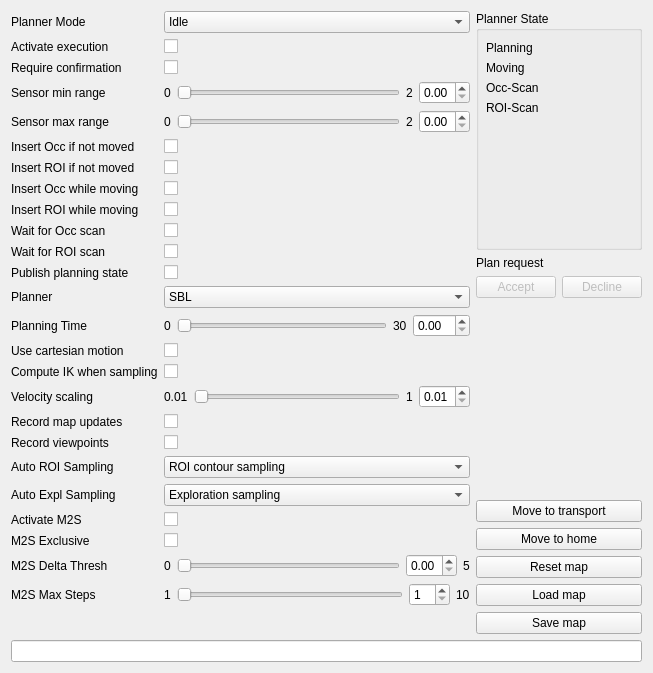
First picture: the form in src/rqt_roi_viewpoint_planner/roi_viewpoint_planner_rqt_plugin.ui, repository Eruvae/rqt_roi_viewpoint_planner, before the edit.
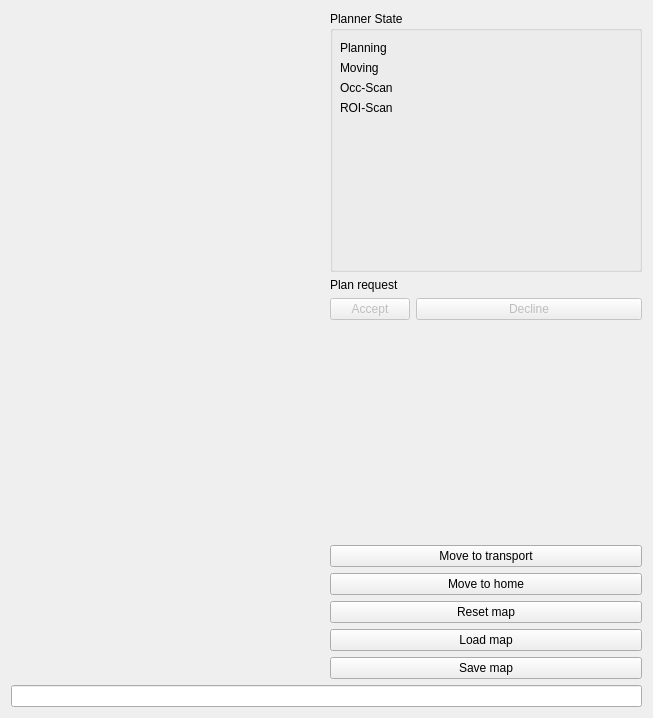
Second picture: the form after the edit. Custom widgets are drawn as their Qt base class.

Commit message: Configuration part of GUI generated from dynamic reconfigure type

Diff of the .ui file:
```diff
--- a/src/rqt_roi_viewpoint_planner/roi_viewpoint_planner_rqt_plugin.ui
+++ b/src/rqt_roi_viewpoint_planner/roi_viewpoint_planner_rqt_plugin.ui
@@ -7,7 +7,7 @@
     <x>0</x>
     <y>0</y>
     <width>653</width>
-    <height>673</height>
+    <height>718</height>
    </rect>
   </property>
   <property name="windowTitle">
@@ -74,607 +74,7 @@
     </widget>
    </item>
    <item row="0" column="0" rowspan="7">
-    <layout class="QFormLayout" name="configLayout">
-     <item row="0" column="0">
-      <widget class="QLabel" name="modeLabel">
-       <property name="text">
-        <string>Planner Mode</string>
-       </property>
-      </widget>
-     </item>
-     <item row="0" column="1">
-      <widget class="QComboBox" name="modeComboBox">
-       <item>
-        <property name="text">
-         <string>Idle</string>
-        </property>
-       </item>
-       <item>
-        <property name="text">
-         <string>Map only</string>
-        </property>
-       </item>
-       <item>
-        <property name="text">
-         <string>Automatic</string>
-        </property>
-       </item>
-       <item>
-        <property name="text">
-         <string>ROI contour sampling</string>
-        </property>
-       </item>
-       <item>
-        <property name="text">
-         <string>ROI adjacent</string>
-        </property>
-       </item>
-       <item>
-        <property name="text">
-         <string>ROI center sampling</string>
-        </property>
-       </item>
-       <item>
-        <property name="text">
-         <string>Exploration sampling</string>
-        </property>
-       </item>
-       <item>
-        <property name="text">
-         <string>Contour sampling</string>
-        </property>
-       </item>
-       <item>
-        <property name="text">
-         <string>Border sampling</string>
-        </property>
-       </item>
-      </widget>
-     </item>
-     <item row="1" column="0">
-      <widget class="QLabel" name="activateExecutionLabel">
-       <property name="text">
-        <string>Activate execution</string>
-       </property>
-      </widget>
-     </item>
-     <item row="1" column="1">
-      <widget class="QCheckBox" name="activateExecutionCheckBox"/>
-     </item>
-     <item row="2" column="0">
-      <widget class="QLabel" name="requireConfirmationLabel">
-       <property name="text">
-        <string>Require confirmation</string>
-       </property>
-      </widget>
-     </item>
-     <item row="2" column="1">
-      <widget class="QCheckBox" name="requireConfirmationCheckBox"/>
-     </item>
-     <item row="3" column="0">
-      <widget class="QLabel" name="minRangeLabel">
-       <property name="text">
-        <string>Sensor min range</string>
-       </property>
-      </widget>
-     </item>
-     <item row="3" column="1">
-      <layout class="QHBoxLayout" name="minRangeLayout">
-       <item>
-        <widget class="QLabel" name="minRangeMin">
-         <property name="text">
-          <string>0</string>
-         </property>
-        </widget>
-       </item>
-       <item>
-        <widget class="QSlider" name="minRangeSlider">
-         <property name="maximum">
-          <number>100</number>
-         </property>
-         <property name="orientation">
-          <enum>Qt::Horizontal</enum>
-         </property>
-        </widget>
-       </item>
-       <item>
-        <widget class="QLabel" name="minRangeMax">
-         <property name="text">
-          <string>2</string>
-         </property>
-        </widget>
-       </item>
-       <item>
-        <widget class="QDoubleSpinBox" name="minRangeSpinBox">
-         <property name="maximum">
-          <double>2.000000000000000</double>
-         </property>
-         <property name="singleStep">
-          <double>0.100000000000000</double>
-         </property>
-        </widget>
-       </item>
-      </layout>
-     </item>
-     <item row="4" column="0">
-      <widget class="QLabel" name="maxRangeLabel">
-       <property name="text">
-        <string>Sensor max range</string>
-       </property>
-      </widget>
-     </item>
-     <item row="4" column="1">
-      <layout class="QHBoxLayout" name="maxRangeLayout">
-       <item>
-        <widget class="QLabel" name="maxRangeMin">
-         <property name="text">
-          <string>0</string>
-         </property>
-        </widget>
-       </item>
-       <item>
-        <widget class="QSlider" name="maxRangeSlider">
-         <property name="maximum">
-          <number>100</number>
-         </property>
-         <property name="orientation">
-          <enum>Qt::Horizontal</enum>
-         </property>
-        </widget>
-       </item>
-       <item>
-        <widget class="QLabel" name="maxRangeMax">
-         <property name="text">
-          <string>2</string>
-         </property>
-        </widget>
-       </item>
-       <item>
-        <widget class="QDoubleSpinBox" name="maxRangeSpinBox">
-         <property name="maximum">
-          <double>2.000000000000000</double>
-         </property>
-         <property name="singleStep">
-          <double>0.100000000000000</double>
-         </property>
-        </widget>
-       </item>
-      </layout>
-     </item>
-     <item row="5" column="0">
-      <widget class="QLabel" name="insertOccIfNotMovedLabel">
-       <property name="text">
-        <string>Insert Occ if not moved</string>
-       </property>
-      </widget>
-     </item>
-     <item row="5" column="1">
-      <widget class="QCheckBox" name="insertOccIfNotMovedCheckBox"/>
-     </item>
-     <item row="6" column="0">
-      <widget class="QLabel" name="insertRoiIfNotMovedLabel">
-       <property name="text">
-        <string>Insert ROI if not moved</string>
-       </property>
-      </widget>
-     </item>
-     <item row="6" column="1">
-      <widget class="QCheckBox" name="insertRoiIfNotMovedCheckBox"/>
-     </item>
-     <item row="7" column="0">
-      <widget class="QLabel" name="insertOccWhileMovingLabel">
-       <property name="text">
-        <string>Insert Occ while moving</string>
-       </property>
-      </widget>
-     </item>
-     <item row="7" column="1">
-      <widget class="QCheckBox" name="insertOccWhileMovingCheckBox"/>
-     </item>
-     <item row="8" column="0">
-      <widget class="QLabel" name="insertRoiWhileMovingLabel">
-       <property name="text">
-        <string>Insert ROI while moving</string>
-       </property>
-      </widget>
-     </item>
-     <item row="8" column="1">
-      <widget class="QCheckBox" name="insertRoiWhileMovingCheckBox"/>
-     </item>
-     <item row="9" column="0">
-      <widget class="QLabel" name="waitForOccScanLabel">
-       <property name="text">
-        <string>Wait for Occ scan</string>
-       </property>
-      </widget>
-     </item>
-     <item row="9" column="1">
-      <widget class="QCheckBox" name="waitForOccScanCheckBox"/>
-     </item>
-     <item row="10" column="0">
-      <widget class="QLabel" name="waitForRoiScanLabel">
-       <property name="text">
-        <string>Wait for ROI scan</string>
-       </property>
-      </widget>
-     </item>
-     <item row="10" column="1">
-      <widget class="QCheckBox" name="waitForRoiScanCheckBox"/>
-     </item>
-     <item row="11" column="0">
-      <widget class="QLabel" name="publishPlanningStateLabel">
-       <property name="text">
-        <string>Publish planning state</string>
-       </property>
-      </widget>
-     </item>
-     <item row="11" column="1">
-      <widget class="QCheckBox" name="publishPlanningStateCheckBox"/>
-     </item>
-     <item row="12" column="0">
-      <widget class="QLabel" name="plannerLabel">
-       <property name="text">
-        <string>Planner</string>
-       </property>
-      </widget>
-     </item>
-     <item row="12" column="1">
-      <widget class="QComboBox" name="plannerComboBox">
-       <item>
-        <property name="text">
-         <string>SBL</string>
-        </property>
-       </item>
-       <item>
-        <property name="text">
-         <string>EST</string>
-        </property>
-       </item>
-       <item>
-        <property name="text">
-         <string>LBKPIECE</string>
-        </property>
-       </item>
-       <item>
-        <property name="text">
-         <string>BKPIECE</string>
-        </property>
-       </item>
-       <item>
-        <property name="text">
-         <string>KPIECE</string>
-        </property>
-       </item>
-       <item>
-        <property name="text">
-         <string>RTT</string>
-        </property>
-       </item>
-       <item>
-        <property name="text">
-         <string>RRTConnect</string>
-        </property>
-       </item>
-       <item>
-        <property name="text">
-         <string>RRTstar</string>
-        </property>
-       </item>
-       <item>
-        <property name="text">
-         <string>TRRT</string>
-        </property>
-       </item>
-       <item>
-        <property name="text">
-         <string>PRM</string>
-        </property>
-       </item>
-       <item>
-        <property name="text">
-         <string>PRMstar</string>
-        </property>
-       </item>
-      </widget>
-     </item>
-     <item row="13" column="0">
-      <widget class="QLabel" name="planningTimeLabel">
-       <property name="text">
-        <string>Planning Time</string>
-       </property>
-      </widget>
-     </item>
-     <item row="13" column="1">
-      <layout class="QHBoxLayout" name="planningTimeLayout">
-       <item>
-        <widget class="QLabel" name="planningTimeMin">
-         <property name="text">
-          <string>0</string>
-         </property>
-        </widget>
-       </item>
-       <item>
-        <widget class="QSlider" name="planningTimeSlider">
-         <property name="maximum">
-          <number>100</number>
-         </property>
-         <property name="orientation">
-          <enum>Qt::Horizontal</enum>
-         </property>
-        </widget>
-       </item>
-       <item>
-        <widget class="QLabel" name="planningTimeMax">
-         <property name="text">
-          <string>30</string>
-         </property>
-        </widget>
-       </item>
-       <item>
-        <widget class="QDoubleSpinBox" name="planningTimeSpinBox">
-         <property name="maximum">
-          <double>30.000000000000000</double>
-         </property>
-         <property name="singleStep">
-          <double>0.100000000000000</double>
-         </property>
-        </widget>
-       </item>
-      </layout>
-     </item>
-     <item row="14" column="0">
-      <widget class="QLabel" name="useCartesianMotionLabel">
-       <property name="text">
-        <string>Use cartesian motion</string>
-       </property>
-      </widget>
-     </item>
-     <item row="14" column="1">
-      <widget class="QCheckBox" name="useCartesianMotionCheckBox"/>
-     </item>
-     <item row="15" column="0">
-      <widget class="QLabel" name="computeIkWhenSamplingLabel">
-       <property name="text">
-        <string>Compute IK when sampling</string>
-       </property>
-      </widget>
-     </item>
-     <item row="15" column="1">
-      <widget class="QCheckBox" name="computeIkWhenSamplingCheckBox"/>
-     </item>
-     <item row="16" column="0">
-      <widget class="QLabel" name="velocityScalingLabel">
-       <property name="text">
-        <string>Velocity scaling</string>
-       </property>
-      </widget>
-     </item>
-     <item row="16" column="1">
-      <layout class="QHBoxLayout" name="velocityScalingLayout">
-       <item>
-        <widget class="QLabel" name="velocityScalingMin">
-         <property name="text">
-          <string>0.01</string>
-         </property>
-        </widget>
-       </item>
-       <item>
-        <widget class="QSlider" name="velocityScalingSlider">
-         <property name="maximum">
-          <number>100</number>
-         </property>
-         <property name="orientation">
-          <enum>Qt::Horizontal</enum>
-         </property>
-        </widget>
-       </item>
-       <item>
-        <widget class="QLabel" name="velocityScalingMax">
-         <property name="text">
-          <string>1</string>
-         </property>
-        </widget>
-       </item>
-       <item>
-        <widget class="QDoubleSpinBox" name="velocityScalingSpinBox">
-         <property name="minimum">
-          <double>0.010000000000000</double>
-         </property>
-         <property name="maximum">
-          <double>1.000000000000000</double>
-         </property>
-         <property name="singleStep">
-          <double>0.100000000000000</double>
-         </property>
-        </widget>
-       </item>
-      </layout>
-     </item>
-     <item row="17" column="0">
-      <widget class="QLabel" name="recordMapUpdatesLabel">
-       <property name="text">
-        <string>Record map updates</string>
-       </property>
-      </widget>
-     </item>
-     <item row="17" column="1">
-      <widget class="QCheckBox" name="recordMapUpdatesCheckBox">
-       <property name="text">
-        <string/>
-       </property>
-      </widget>
-     </item>
-     <item row="18" column="0">
-      <widget class="QLabel" name="recordViewpointsLabel">
-       <property name="text">
-        <string>Record viewpoints</string>
-       </property>
-      </widget>
-     </item>
-     <item row="18" column="1">
-      <widget class="QCheckBox" name="recordViewpointsCheckBox">
-       <property name="text">
-        <string/>
-       </property>
-      </widget>
-     </item>
-     <item row="19" column="0">
-      <widget class="QLabel" name="autoROISamplingLabel">
-       <property name="text">
-        <string>Auto ROI Sampling</string>
-       </property>
-      </widget>
-     </item>
-     <item row="19" column="1">
-      <widget class="QComboBox" name="autoROISamplingComboBox">
-       <item>
-        <property name="text">
-         <string>ROI contour sampling</string>
-        </property>
-       </item>
-       <item>
-        <property name="text">
-         <string>ROI adjacent</string>
-        </property>
-       </item>
-       <item>
-        <property name="text">
-         <string>ROI center sampling</string>
-        </property>
-       </item>
-      </widget>
-     </item>
-     <item row="20" column="0">
-      <widget class="QLabel" name="autoExplSamplingLabel">
-       <property name="text">
-        <string>Auto Expl Sampling</string>
-       </property>
-      </widget>
-     </item>
-     <item row="20" column="1">
-      <widget class="QComboBox" name="autoExplSamplingComboBox">
-       <item>
-        <property name="text">
-         <string>Exploration sampling</string>
-        </property>
-       </item>
-       <item>
-        <property name="text">
-         <string>Contour sampling</string>
-        </property>
-       </item>
-       <item>
-        <property name="text">
-         <string>Border sampling</string>
-        </property>
-       </item>
-      </widget>
-     </item>
-     <item row="21" column="0">
-      <widget class="QLabel" name="activateM2SLabel">
-       <property name="text">
-        <string>Activate M2S</string>
-       </property>
-      </widget>
-     </item>
-     <item row="21" column="1">
-      <widget class="QCheckBox" name="activateM2SCheckBox"/>
-     </item>
-     <item row="22" column="0">
-      <widget class="QLabel" name="m2SExclusiveLabel">
-       <property name="text">
-        <string>M2S Exclusive</string>
-       </property>
-      </widget>
-     </item>
-     <item row="22" column="1">
-      <widget class="QCheckBox" name="m2SExclusiveCheckBox"/>
-     </item>
-     <item row="23" column="0">
-      <widget class="QLabel" name="m2SDeltaThreshLabel">
-       <property name="text">
-        <string>M2S Delta Thresh</string>
-       </property>
-      </widget>
-     </item>
-     <item row="23" column="1">
-      <layout class="QHBoxLayout" name="m2sDeltaThreshLayout">
-       <item>
-        <widget class="QLabel" name="m2sDeltaThreshMin">
-         <property name="text">
-          <string>0</string>
-         </property>
-        </widget>
-       </item>
-       <item>
-        <widget class="QSlider" name="m2sDeltaThreshSlider">
-         <property name="orientation">
-          <enum>Qt::Horizontal</enum>
-         </property>
-        </widget>
-       </item>
-       <item>
-        <widget class="QDoubleSpinBox" name="m2sDeltaThreshSpinBox">
-         <property name="maximum">
-          <double>5.000000000000000</double>
-         </property>
-         <property name="singleStep">
-          <double>0.100000000000000</double>
-         </property>
-        </widget>
-       </item>
-       <item>
-        <widget class="QLabel" name="m2sDeltaThreshMax">
-         <property name="text">
-          <string>5</string>
-         </property>
-        </widget>
-       </item>
-      </layout>
-     </item>
-     <item row="24" column="0">
-      <widget class="QLabel" name="m2SMaxStepsLabel">
-       <property name="text">
-        <string>M2S Max Steps</string>
-       </property>
-      </widget>
-     </item>
-     <item row="24" column="1">
-      <layout class="QHBoxLayout" name="m2sMaxStepsLayout">
-       <item>
-        <widget class="QLabel" name="m2sMaxStepsMin">
-         <property name="text">
-          <string>1</string>
-         </property>
-        </widget>
-       </item>
-       <item>
-        <widget class="QSlider" name="m2sMaxStepsSlider">
-         <property name="orientation">
-          <enum>Qt::Horizontal</enum>
-         </property>
-        </widget>
-       </item>
-       <item>
-        <widget class="QSpinBox" name="m2sMaxStepsSpinBox">
-         <property name="minimum">
-          <number>1</number>
-         </property>
-         <property name="maximum">
-          <number>10</number>
-         </property>
-        </widget>
-       </item>
-       <item>
-        <widget class="QLabel" name="m2sMaxStepsMax">
-         <property name="text">
-          <string>10</string>
-         </property>
-        </widget>
-       </item>
-      </layout>
-     </item>
-    </layout>
+    <layout class="QFormLayout" name="configLayout"/>
    </item>
    <item row="6" column="1">
     <widget class="QPushButton" name="saveMapPushButton">
```
The commit also changes 2 other files.
